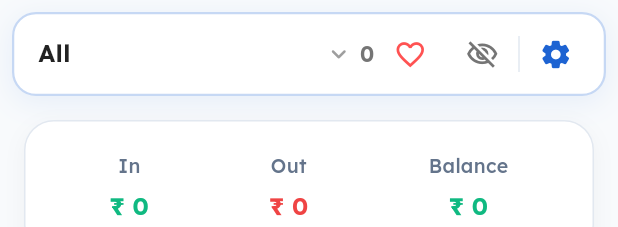
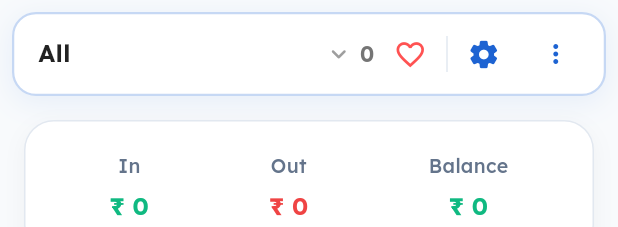
Before and after one commit to mamidivasudev/android-vault-notes, a Flutter app: the ExpensesView widget shown alone on an empty page, opened directly, on a phone screen of 412 x 824 dp. Shown: the top 227 px of the screen. Run offline on Flutter 3.47's test engine with Material 3 defaults, Android fonts, the phone set to English and light mode, and no system bars; our stand-ins replace file_picker, flutter_animate, flutter_linkify, flutter_local_notifications, flutter_riverpod, flutter_timezone and 12 more; missing offline and left inert: any_link_preview, cunning_document_scanner, encrypt, excel, extension_google_sign_in_as_googleapis_auth, google_mlkit_text_recognition and 3 more; accounts and stored records are empty.

Commit message:
UI enhancements: At a Glance summary layout, Expenses 3-dot menu, and Reminders info button

```diff
--- a/lib/views/expenses_view.dart
+++ b/lib/views/expenses_view.dart
@@ -99,12 +99,6 @@ class _ExpensesViewState extends ConsumerState<ExpensesView> {
           onFavoriteToggle: () {
             ref.read(showFavoritesOnlyProvider.notifier).state = !ref.read(showFavoritesOnlyProvider);
           },
-          showGroupByDateToggle: true,
-          groupByDateEnabled: ref.watch(showGroupedExpensesProvider),
-          onGroupByDateToggle: () {
-            ref.read(showGroupedExpensesProvider.notifier).state =
-                !ref.read(showGroupedExpensesProvider);
-          },
           itemCount: allExpenses.where((e) {
             final matchCat = currentSelectedCat == 'All' || e.category == currentSelectedCat;
             final matchFav = !ref.watch(showFavoritesOnlyProvider) || e.isFavorite;
@@ -112,6 +106,37 @@ class _ExpensesViewState extends ConsumerState<ExpensesView> {
             if (query.isEmpty) return matchCat && matchFav;
             return matchCat && matchFav && (e.title.toLowerCase().contains(query) || e.amount.toString().contains(query));
           }).length,
+          trailingActions: [
+            PopupMenuButton<String>(
+              icon: Icon(Icons.more_vert, size: 20, color: Theme.of(context).colorScheme.primary),
+              padding: EdgeInsets.zero,
+              tooltip: 'Options',
+              onSelected: (val) {
+                final filtered = currentSelectedCat == 'All'
+                    ? allExpenses
+                    : allExpenses.where((e) => e.category == currentSelectedCat).toList();
+
+                if (val == 'csv') {
+                  exportExpensesToCSV(context, filtered, currentSelectedCat);
+                } else if (val == 'txt') {
+                  exportExpensesToTXT(context, filtered, currentSelectedCat);
+                } else if (val == 'breakdown') {
+                  setState(() => _showBreakdown = !_showBreakdown);
+                } else if (val == 'sort') {
+                  _showSortOptions(context, ref);
+                } else if (val == 'group') {
+                  ref.read(showGroupedExpensesProvider.notifier).state = !ref.read(showGroupedExpensesProvider);
+                }
+              },
+              itemBuilder: (context) => [
+                const PopupMenuItem(value: 'csv', child: Text('Export CSV', style: TextStyle(fontSize: 13))),
+                const PopupMenuItem(value: 'txt', child: Text('Export TXT', style: TextStyle(fontSize: 13))),
+                PopupMenuItem(value: 'breakdown', child: Text(_showBreakdown ? 'Hide Breakdown' : 'Show Breakdown', style: const TextStyle(fontSize: 13))),
+                const PopupMenuItem(value: 'sort', child: Text('Sort', style: TextStyle(fontSize: 13))),
+                PopupMenuItem(value: 'group', child: Text(ref.watch(showGroupedExpensesProvider) ? 'Show Flat List' : 'Group by Date', style: const TextStyle(fontSize: 13))),
+              ],
+            ),
+          ],
         ),
         _buildSummaryBar(categoryExpenses, currentSelectedCat),
         if (_showBreakdown)
@@ -229,126 +254,6 @@ class _ExpensesViewState extends ConsumerState<ExpensesView> {
                 backgroundColor: budgetTrackColor,
                 valueColor: AlwaysStoppedAnimation<Color>(budgetColor),
                 minHeight: 8,
-              ),
-            ),
-          ],
-          if (expense > 0) ...[
-            const SizedBox(height: 12),
-            Divider(height: 1, color: dividerColor),
-            const SizedBox(height: 8),
-            Center(
-              child: SizedBox(
-                width: 280,
-                child: Column(
-                  children: [
-                    Row(
-                      children: [
-                        Expanded(
-                          child: GestureDetector(
-                            onTap: () {
-                              final filtered = selectedCat == 'All'
-                                  ? ref.read(expensesProvider)
-                                  : ref.read(expensesProvider)
-                                      .where((e) => e.category == selectedCat)
-                                      .toList();
-                              exportExpensesToCSV(context, filtered, selectedCat);
-                            },
-                            child: const Row(
-                              mainAxisSize: MainAxisSize.min,
-                              children: [
-                                Icon(Icons.upload_rounded, size: 16, color: Color(0xFF1D63D2)),
-                                SizedBox(width: 4),
-                                Text(
-                                  'Export CSV',
-                                  style: TextStyle(
-                                    fontSize: 12,
-                                    fontWeight: FontWeight.w600,
-                                    color: Color(0xFF1D63D2),
-                                  ),
-                                ),
-                              ],
-                            ),
-                          ),
-                        ),
-                        Expanded(
-                          child: GestureDetector(
-                            onTap: () {
-                              final filtered = selectedCat == 'All'
-                                  ? ref.read(expensesProvider)
-                                  : ref.read(expensesProvider)
-                                      .where((e) => e.category == selectedCat)
-                                      .toList();
-                              exportExpensesToTXT(context, filtered, selectedCat);
-                            },
-                            child: const Row(
-                              mainAxisSize: MainAxisSize.min,
-                              children: [
-                                Icon(Icons.description_outlined, size: 16, color: Color(0xFF10B981)),
-                                SizedBox(width: 4),
-                                Text(
-                                  'Export TXT',
-                                  style: TextStyle(
-                                    fontSize: 12,
-                                    fontWeight: FontWeight.w600,
-                                    color: Color(0xFF10B981),
-                                  ),
-                                ),
-                              ],
-                            ),
-                          ),
-                        ),
-                      ],
-                    ),
-                    const SizedBox(height: 12),
-                    Row(
-                      children: [
-                        Expanded(
-                          child: GestureDetector(
-                            onTap: () => setState(() => _showBreakdown = !_showBreakdown),
-                            child: Row(
-                              mainAxisSize: MainAxisSize.min,
-                              children: [
-                                Icon(
-                                  _showBreakdown ? Icons.keyboard_arrow_up : Icons.bar_chart,
-                                  size: 16,
-                                  color: const Color(0xFF6366F1),
-                                ),
-                                const SizedBox(width: 4),
-                                Text(
-                                  _showBreakdown ? 'Hide Breakdown' : 'Show Breakdown',
-                                  style: const TextStyle(
-                                    fontSize: 12,
-                                    fontWeight: FontWeight.w600,
-                                    color: Color(0xFF6366F1),
-                                  ),
-                                ),
-                              ],
-                            ),
-                          ),
-                        ),
-                        Expanded(
-                          child: GestureDetector(
-                            onTap: () => _showSortOptions(context, ref),
-                            child: const Row(
-                              mainAxisSize: MainAxisSize.min,
-                              children: [
-                                SizedBox(width: 20), // Placeholder to match icon (16) + spacing (4) of Export TXT
-                                Text(
-                                  'Sort',
-                                  style: TextStyle(
-                                    fontSize: 12,
-                                    fontWeight: FontWeight.w600,
-                                    color: Color(0xFF8B5CF6),
-                                  ),
-                                ),
-                              ],
-                            ),
-                          ),
-                        ),
-                      ],
-                    ),
-                  ],
-                ),
               ),
             ),
           ],
--- a/lib/widgets/category_chip_bar.dart
+++ b/lib/widgets/category_chip_bar.dart
@@ -18,6 +18,7 @@ class CategoryChipBar extends StatelessWidget {
   final VoidCallback? onGroupByDateToggle;
   final bool showPreviewsEnabled;
   final VoidCallback? onPreviewsToggle;
+  final List<Widget>? trailingActions;
 
   const CategoryChipBar({
     super.key,
@@ -36,6 +37,7 @@ class CategoryChipBar extends StatelessWidget {
     this.onGroupByDateToggle,
     this.showPreviewsEnabled = false,
     this.onPreviewsToggle,
+    this.trailingActions,
   });
 
   void _showAllCategories(BuildContext context) {
@@ -260,6 +262,7 @@ class CategoryChipBar extends StatelessWidget {
               tooltip: 'Manage Categories',
               splashRadius: 24,
             ),
+            if (trailingActions != null) ...trailingActions!,
             const SizedBox(width: 8),
           ],
         ),
```
Also changed, not shown: lib/views/bills_view.dart (+13 -12 lines), lib/views/reminders_view.dart (+25 -11 lines).
